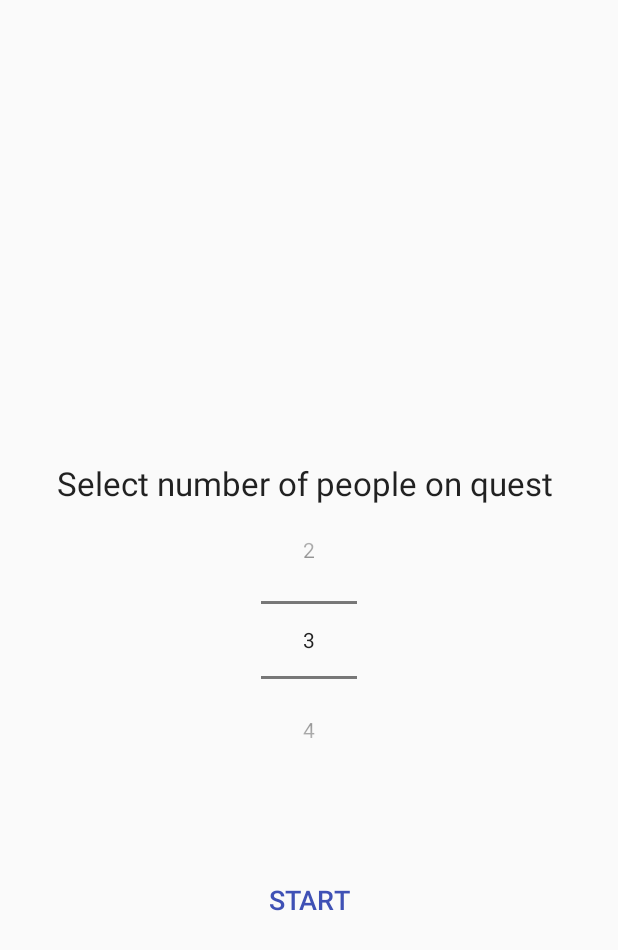
After one commit to Scowluga/Avalon, an Android app: the StartFragment screen opened directly, with no data from a screen before it, on a phone screen of 412 x 824 dp. The commit adds this screen. Shown: the top 950 px of the screen. Run offline under Robolectric (Android 15) with nearby library versions, the phone set to English and light mode, and no system bars.

Commit message:
Voting functionality added

```diff
--- a/app/src/main/AndroidManifest.xml
+++ b/app/src/main/AndroidManifest.xml
@@ -16,6 +16,9 @@
                 <category android:name="android.intent.category.LAUNCHER" />
             </intent-filter>
         </activity>
+        <activity android:name=".Voting.VotingActivity">
+
+        </activity>
     </application>
 
 </manifest>
--- /dev/null
+++ b/app/src/main/java/com/scowluga/android/avalon/CycleFragmentListener.java
@@ -0,0 +1,9 @@
+package com.scowluga.android.avalon;
+
+/**
+ * Created by david on 2019-02-12.
+ */
+
+public interface CycleFragmentListener {
+    void nextButtonPressed();
+}
--- /dev/null
+++ b/app/src/main/java/com/scowluga/android/avalon/Voting/StartFragment.java
@@ -0,0 +1,53 @@
+package com.scowluga.android.avalon.Voting;
+
+import android.os.Bundle;
+import android.support.v4.app.Fragment;
+import android.view.LayoutInflater;
+import android.view.View;
+import android.view.ViewGroup;
+import android.widget.Button;
+import android.widget.NumberPicker;
+
+import com.scowluga.android.avalon.CycleFragmentListener;
+import com.scowluga.android.avalon.R;
+
+public class StartFragment extends Fragment {
+    OnNumberChangedListener mCallback;
+    CycleFragmentListener cycleFragmentListener;
+
+    public StartFragment() {
+        // Required empty public constructor
+    }
+
+    @Override
+    public View onCreateView(LayoutInflater inflater, ViewGroup container,
+                             Bundle savedInstanceState) {
+        View v = inflater.inflate(R.layout.voting_start, container, false);
+
+        NumberPicker np = (NumberPicker)v.findViewById(R.id.voting_numberPicker);
+        np.setMinValue(2);
+        np.setMaxValue(12);
+        np.setWrapSelectorWheel(false);
+        np.setValue(3);
+        np.setOnValueChangedListener(new NumberPicker.OnValueChangeListener() {
+            @Override
+            public void onValueChange(NumberPicker numberPicker, int i, int i1) {
+                mCallback.onNumberChanged(i1);
+            }
+        });
+
+        Button nextBtn = (Button)v.findViewById(R.id.voting_nextBtn);
+        nextBtn.setOnClickListener(new View.OnClickListener() {
+            @Override
+            public void onClick(View view) {
+                cycleFragmentListener.nextButtonPressed();
+            }
+        });
+
+        return v;
+    }
+
+    public interface OnNumberChangedListener {
+        void onNumberChanged(int value);
+    }
+}
--- /dev/null
+++ b/app/src/main/java/com/scowluga/android/avalon/Voting/VotingActivity.java
@@ -0,0 +1,82 @@
+package com.scowluga.android.avalon.Voting;
+
+import android.app.AlertDialog;
+import android.content.DialogInterface;
+import android.support.v7.app.AppCompatActivity;
+import android.os.Bundle;
+import android.widget.Toast;
+
+import com.scowluga.android.avalon.CycleFragmentListener;
+import com.scowluga.android.avalon.R;
+
+public class VotingActivity extends AppCompatActivity implements
+        CycleFragmentListener,
+        StartFragment.OnNumberChangedListener,
+        VoteFragment.OnVoteListener {
+
+    static int numVotes = 3;
+
+    static int passCount = 0;
+    static int failCount = 0;
+
+    @Override
+    protected void onCreate(Bundle savedInstanceState) {
+        super.onCreate(savedInstanceState);
+        setContentView(R.layout.activity_voting);
+
+        numVotes = 3;
+        passCount = 0;
+        failCount = 0;
+
+        // Initial Start Fragment
+        StartFragment fragment = new StartFragment();
+        fragment.mCallback = this;
+        fragment.cycleFragmentListener = this;
+        getSupportFragmentManager().beginTransaction()
+                .add(R.id.voting_fragment, fragment)
+                .commit();
+    }
+
+    // Start Fragment
+    @Override
+    public void onNumberChanged(int value) {
+        numVotes = value;
+    }
+
+    // Vote Fragment
+    @Override
+    public void onVote(boolean isPass) {
+        if (isPass)
+            passCount++;
+        else
+            failCount++;
+    }
+
+    // General Cycling of Fragments
+    @Override
+    public void nextButtonPressed() {
+        if (numVotes > 0) {
+            VoteFragment fragment = new VoteFragment();
+            fragment.mCallback = this;
+            fragment.cycleFragmentListener = this;
+            getSupportFragmentManager().beginTransaction()
+                    .replace(R.id.voting_fragment, fragment)
+                    .commit();
+            numVotes--;
+        } else {
+            AlertDialog.Builder builder = new AlertDialog.Builder(VotingActivity.this);
+            builder.setTitle("Vote Results");
+            builder.setMessage(String.format(
+                "Pass: %d\nFail: %d", passCount, failCount
+            ));
+            builder.setCancelable(false);
+            builder.setNeutralButton("Ok", new DialogInterface.OnClickListener() {
+                @Override
+                public void onClick(DialogInterface dialogInterface, int i) {
+                    finish();
+                }
+            });
+            builder.create().show();
+        }
+    }
+}
--- /dev/null
+++ b/app/src/main/res/layout/activity_voting.xml
@@ -0,0 +1,16 @@
+<?xml version="1.0" encoding="utf-8"?>
+<RelativeLayout xmlns:android="http://schemas.android.com/apk/res/android"
+    xmlns:app="http://schemas.android.com/apk/res-auto"
+    xmlns:tools="http://schemas.android.com/tools"
+    android:layout_width="match_parent"
+    android:layout_height="match_parent"
+    tools:context="com.scowluga.android.avalon.Voting.VotingActivity"
+    android:fitsSystemWindows="true">
+
+    <FrameLayout
+        android:id="@+id/voting_fragment"
+        android:layout_width="match_parent"
+        android:layout_height="match_parent"
+        />
+
+</RelativeLayout>
--- /dev/null
+++ b/app/src/main/res/layout/voting_start.xml
@@ -0,0 +1,40 @@
+<FrameLayout xmlns:android="http://schemas.android.com/apk/res/android"
+    xmlns:tools="http://schemas.android.com/tools"
+    android:layout_width="match_parent"
+    android:layout_height="match_parent"
+    tools:context="com.scowluga.android.avalon.Voting.StartFragment">
+
+    <RelativeLayout
+        android:layout_width="match_parent"
+        android:layout_height="match_parent">
+
+        <LinearLayout
+            android:layout_width="match_parent"
+            android:layout_height="match_parent"
+            android:orientation="vertical"
+            android:gravity="center">
+
+            <TextView
+                android:text="Select number of people on quest "
+                android:layout_width="wrap_content"
+                android:layout_height="wrap_content" />
+
+            <NumberPicker
+                android:id="@+id/voting_numberPicker"
+                android:layout_width="wrap_content"
+                android:layout_height="wrap_content"
+                android:gravity="center"></NumberPicker>
+
+        </LinearLayout>
+
+        <Button
+            android:id="@+id/voting_nextBtn"
+            android:text="Start"
+            android:layout_width="wrap_content"
+            android:layout_height="wrap_content"
+            android:layout_alignParentBottom="true"
+            android:layout_centerHorizontal="true"
+            android:layout_marginBottom="@dimen/vote_button_margin" />
+    </RelativeLayout>
+
+</FrameLayout>
--- /dev/null
+++ b/app/src/main/res/values/dimens.xml
@@ -0,0 +1,4 @@
+<?xml version="1.0" encoding="utf-8"?>
+<resources>
+    <dimen name="vote_button_margin">200dp</dimen>
+</resources>
--- a/app/src/main/res/values/styles.xml
+++ b/app/src/main/res/values/styles.xml
@@ -1,23 +1,30 @@
 <resources>
 
     <!-- Base application theme. -->
-    <style name="AppTheme" parent="Theme.AppCompat.Light.DarkActionBar">
+    <style name="AppTheme" parent="Theme.AppCompat.Light.NoActionBar">
         <!-- Customize your theme here. -->
-        <item name="colorPrimary">@color/colorPrimary</item>
-        <item name="colorPrimaryDark">@color/colorPrimaryDark</item>
-        <item name="colorAccent">@color/colorAccent</item>
+        <item name="android:colorAccent">@color/colorPrimary</item>
+        <item name="android:colorPrimary">@color/colorPrimary</item>
+        <item name="android:colorPrimaryDark">@color/colorPrimaryDark</item>
+
+        <item name="android:windowTranslucentStatus">true</item>
+        <item name="android:windowTranslucentNavigation">true</item>
+
+        <item name="android:textViewStyle">@style/MyDefaultText</item>
+        <item name="buttonStyle">@style/MyButton</item>
     </style>
 
-    <style name="FullscreenTheme" parent="AppTheme">
-        <item name="android:actionBarStyle">@style/FullscreenActionBarStyle</item>
-        <item name="android:windowActionBarOverlay">true</item>
-        <item name="android:windowBackground">@null</item>
-        <item name="metaButtonBarStyle">?android:attr/buttonBarStyle</item>
-        <item name="metaButtonBarButtonStyle">?android:attr/buttonBarButtonStyle</item>
+    <style name="MyDefaultText" parent="TextAppearance.AppCompat.Large">
+        <item name="android:textSize">22sp</item>
     </style>
 
-    <style name="FullscreenActionBarStyle" parent="Widget.AppCompat.ActionBar">
-        <item name="android:background">@color/black_overlay</item>
+    <style name="MyTitleText" parent="TextAppearance.AppCompat.Headline">
+        <item name="android:textSize">50sp</item>
+    </style>
+
+
+    <style name="MyButton" parent="Base.Widget.AppCompat.Button.Borderless.Colored">
+        <item name="android:textSize">18sp</item>
     </style>
 
 </resources>
```
Also changed, not shown: app/src/main/java/com/scowluga/android/avalon/HomeActivity.java (+14 -0 lines), app/src/main/java/com/scowluga/android/avalon/Voting/VoteFragment.java (added, +61 -0 lines), app/src/main/res/layout/activity_home.xml (+28 -3 lines), app/src/main/res/layout/voting_vote.xml (added, +34 -0 lines), app/src/main/res/values/strings.xml (+8 -2 lines).
